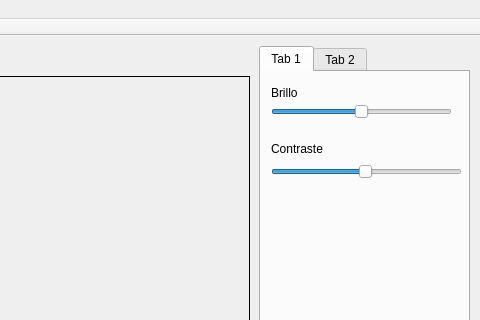
The window that postpro/project/mainwindow.ui (yonelyvan/top-grafica) describes before a commit, drawn with Qt 5; both pictures show x 791 to 1271 and y 0 to 320 of the 1271 by 749 pixel window.
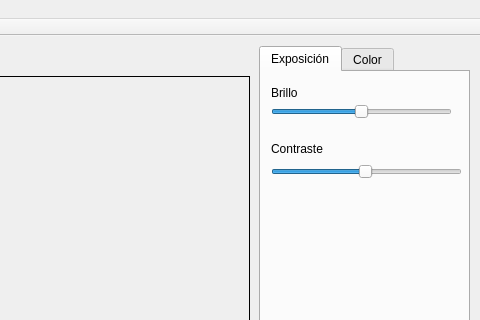
The same window after the commit.

What changed in the file:
```diff
--- a/postpro/project/mainwindow.ui
+++ b/postpro/project/mainwindow.ui
@@ -71,9 +71,15 @@
       <height>681</height>
      </rect>
     </property>
+    <property name="currentIndex">
+     <number>0</number>
+    </property>
+    <property name="tabBarAutoHide">
+     <bool>false</bool>
+    </property>
     <widget class="QWidget" name="tab">
      <attribute name="title">
-      <string>Tab 1</string>
+      <string>Exposición</string>
      </attribute>
      <widget class="QLabel" name="label">
       <property name="geometry">
@@ -148,7 +154,7 @@
     </widget>
     <widget class="QWidget" name="tab_2">
      <attribute name="title">
-      <string>Tab 2</string>
+      <string>Color</string>
      </attribute>
     </widget>
    </widget>
```
Left out of the diff: 2 changed lines with no effect on the pictures.
